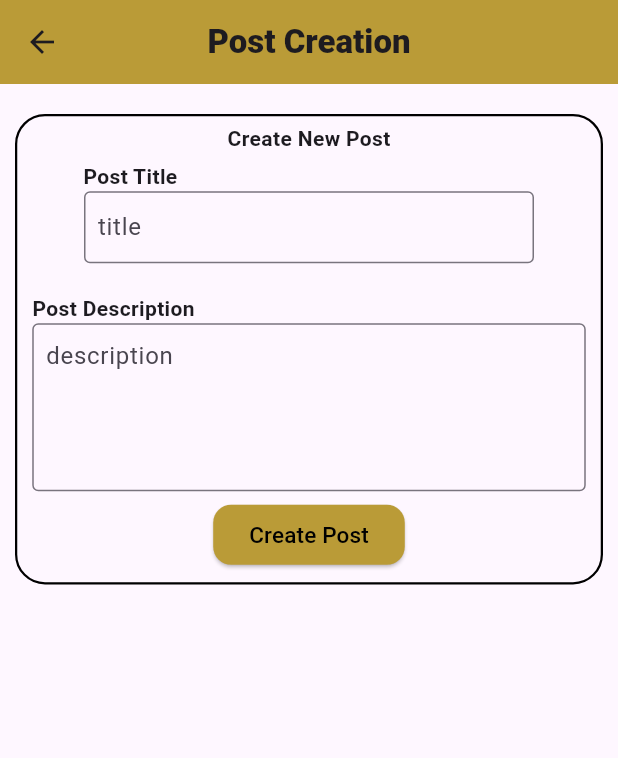
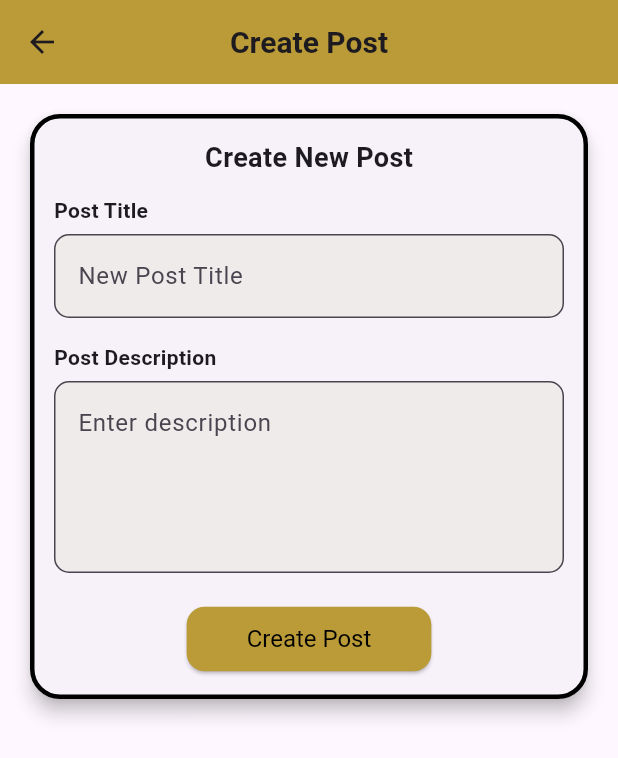
Before and after one commit to ChwaseH55/SD27, a Flutter app: the ForumpostScreen screen opened by its route, after a tap on "+ Create Post", on a phone screen of 412 x 824 dp. Shown: the top 758 px of the screen. Run offline on Flutter 3.47's test engine with Material 3 defaults, Android fonts, the light colour scheme and no system bars; our stand-ins replace carousel_slider, table_calendar; accounts and stored records are empty; network calls fail.

Commit message:
forum + event changes

```diff
--- /dev/null
+++ b/mobile/lib/arguments/postcreateargument.dart
@@ -0,0 +1,7 @@
+class CreateArgument {
+  final bool isUpdate;
+  final int postId;
+  final String title;
+  final String content;
+  CreateArgument(this.isUpdate, this.postId, this.title, this.content);
+}
--- a/mobile/lib/main.dart
+++ b/mobile/lib/main.dart
@@ -60,11 +60,11 @@ class MyApp extends StatelessWidget {
         '/tes': (context) => const DisscusisonpostInfoScreen(),
         '/pro': (context) => const UserProfileScreen(),
         '/calendar': (context) => const TableEventsExample(),
-        '/createPost': (context) => const CreatePost(),
         '/events': (context) => const EventsListScreen(),
-        '/createEvent': (context) => CreateEvent(),
+        '/createEvent': (context) => const CreateEvent(),
         PostsScreenInfo.routeName: (context) => const PostsScreenInfo(),
         EventInfo.routeName: (context) => const EventInfo(),
+        PostCreationForm.routeName: (context) => const PostCreationForm(),
       },
     );
   }
--- a/mobile/lib/providers/forum_info_provider.dart
+++ b/mobile/lib/providers/forum_info_provider.dart
@@ -36,4 +36,11 @@ class PostProvider extends ChangeNotifier {
     _isLoading = false;
     notifyListeners();
   }
+
+  Future<void> deleteReplyAndRefresh(String replyId, String postId) async {
+    await deleteReply(replyId: replyId) ;// Ensure delete completes before fetching
+    await fetchPostDetails(postId);  // Refresh the post data
+    notifyListeners();  // Force UI update
+  }
+
 }
--- a/mobile/lib/screens/event_info.dart
+++ b/mobile/lib/screens/event_info.dart
@@ -16,7 +16,7 @@ class EventInfoScreen extends StatelessWidget {
 class EventInfo extends StatefulWidget {
   const EventInfo({super.key});
 
-  static const routeName = '/extractId';
+  static const routeName = '/extractIdEvent';
 
   @override
   State<EventInfo> createState() => _EventInfo();
--- a/mobile/lib/screens/listofpostsinforum_screen.dart
+++ b/mobile/lib/screens/listofpostsinforum_screen.dart
@@ -1,4 +1,6 @@
+import 'package:coffee_card/arguments/postcreateargument.dart';
 import 'package:coffee_card/providers/forum_provider.dart';
+import 'package:coffee_card/screens/postcreation_screen.dart';
 import 'package:flutter/material.dart';
 import 'package:coffee_card/widgets/post_discussion_widget.dart';
 import 'package:coffee_card/widgets/creationformplus.dart';
@@ -42,7 +44,11 @@ class _ForumpostScreenState extends State<ForumpostScreen> {
               foregroundColor: WidgetStateProperty.all<Color>(Colors.black),
             ),
             onPressed: () async {
-              await Navigator.pushNamed(context, '/createPost');
+              await Navigator.pushNamed(
+                        context,
+                        PostCreationForm.routeName,
+                        arguments: CreateArgument(false, -1, '',''),
+                      );
               // Force refresh after returning from create post screen
               forumProvider.fetchPosts();
             },
--- a/mobile/lib/screens/postcreation_screen.dart
+++ b/mobile/lib/screens/postcreation_screen.dart
@@ -1,81 +1,103 @@
-
 import 'package:coffee_card/api_request/forum_request.dart';
+import 'package:coffee_card/arguments/postcreateargument.dart';
 import 'package:flutter/material.dart';
 
+class PostCreationForm extends StatefulWidget {
+  const PostCreationForm({super.key});
+
+  static const routeName = '/extractIsUpdate';
+
+  @override
+  State<PostCreationForm> createState() => _PostCreationForm();
+}
+
+class _PostCreationForm extends State<PostCreationForm> {
+  @override
+  Widget build(BuildContext context) {
+    return const Scaffold(body: CreatePost());
+  }
+}
+
 class CreatePost extends StatelessWidget {
-
   const CreatePost({super.key});
 
   @override
   Widget build(BuildContext context) {
-    double height = MediaQuery.sizeOf(context).height;
-
     return Scaffold(
       appBar: AppBar(
         title: const Text(
-          'Post Creation',
-          style: TextStyle(fontWeight: FontWeight.w900),
+          'Create Post',
+          style: TextStyle(fontWeight: FontWeight.bold, fontSize: 20),
         ),
         centerTitle: true,
         backgroundColor: const Color.fromRGBO(186, 155, 55, 1),
       ),
-      body:  Padding(
-        padding: const EdgeInsets.only(top:20),
-        child: SizedBox( height: height*0.4, child: const PostCreationWidget(),)
+      body: const Padding(
+        padding: EdgeInsets.all(16.0),
+        child: SingleChildScrollView(child: PostCreationWidget()),
       ),
     );
   }
 }
 
 class PostCreationWidget extends StatelessWidget {
-
-  const PostCreationWidget(
-      {super.key});
+  const PostCreationWidget({super.key});
 
   @override
   Widget build(BuildContext context) {
-    return Padding(
-        padding: const EdgeInsets.only(bottom: 8, left: 5, right: 5),
+    final args = ModalRoute.of(context)!.settings.arguments as CreateArgument;
+    return Card(
+      elevation: 5,
+      shape: RoundedRectangleBorder(
+          side: const BorderSide(color: Colors.black, width: 3),
+          borderRadius: BorderRadius.circular(20)),
       child: Padding(
-            padding: const EdgeInsets.only(bottom: 8, left: 5, right: 5),
-            child: Container(
-                decoration: BoxDecoration(
-                    border: Border.all(color: Colors.black, width: 1.5),
-                    borderRadius: const BorderRadius.all(Radius.circular(20))),
-                child: const Column(
+        padding: const EdgeInsets.all(16.0),
+        child: Column(
           crossAxisAlignment: CrossAxisAlignment.center,
+          mainAxisSize: MainAxisSize.min,
           children: <Widget>[
-                    Padding(
-                      padding: EdgeInsets.only(top: 5),
-                      child: Text('Create New Post',
-                          style: TextStyle(fontWeight: FontWeight.bold))
+            Text(
+              args.isUpdate ? 'Update Post' : 'Create New Post',
+              style: const TextStyle(fontWeight: FontWeight.bold, fontSize: 18),
             ),
-                    MyCustomForm()
+            const SizedBox(height: 12),
+            const PostForm(),
           ],
-                ))));
+        ),
+      ),
+    );
   }
 }
 
-// Define a custom Form widget.
-class MyCustomForm extends StatefulWidget {
-  const MyCustomForm({super.key});
+class PostForm extends StatefulWidget {
+  const PostForm({super.key});
 
   @override
-  State<MyCustomForm> createState() => _MyCustomFormState();
+  State<PostForm> createState() => _PostForm();
 }
 
-// Define a corresponding State class.
-// This class holds data related to the Form.
-class _MyCustomFormState extends State<MyCustomForm> {
-  // Create a text controller and use it to retrieve the current value
-  // of the TextField.
+class _PostForm extends State<PostForm> {
   final titleController = TextEditingController();
   final descriptionController = TextEditingController();
+  CreateArgument? args; // Store argument for use in initState
+
+  @override
+  void didChangeDependencies() {
+    super.didChangeDependencies();
+
+    // Retrieve arguments only once
+    final CreateArgument? receivedArgs =
+        ModalRoute.of(context)?.settings.arguments as CreateArgument?;
+    if (receivedArgs != null) {
+      args = receivedArgs;
+      titleController.text = args!.isUpdate ? args!.title : "";
+      descriptionController.text = args!.isUpdate ? args!.content : "";
+    }
+  }
 
   @override
   void dispose() {
-    // Clean up the controller when the widget is removed from the widget tree.
-    // This also removes the _printLatestValue listener.
     titleController.dispose();
     descriptionController.dispose();
     super.dispose();
@@ -83,77 +105,73 @@ class _MyCustomFormState extends State<MyCustomForm> {
 
   @override
   Widget build(BuildContext context) {
-    return Padding(
-        padding: const EdgeInsets.only(top: 5,left: 10,right: 10,bottom: 10),
-        child: Column(
-        children: <Widget>[const Align(
-          alignment: Alignment.centerLeft,
-          child: Padding(
-            padding: EdgeInsets.only(left: 34),
-            child: Text('Post Title',
-                            style: TextStyle(fontWeight: FontWeight.bold))
-          )
+    return Column(
+      crossAxisAlignment: CrossAxisAlignment.start,
+      children: <Widget>[
+        const Text(
+          'Post Title',
+          style: TextStyle(fontWeight: FontWeight.bold),
         ),
-
-          Padding(
-              padding: const EdgeInsets.only(bottom: 20),
-              child: SizedBox(
-                  width: 300,
-                  child: TextField(
+        const SizedBox(height: 6),
+        TextField(
           controller: titleController,
-                    decoration: const InputDecoration(
-                      contentPadding: EdgeInsets.symmetric(
-                        vertical: 10.0,
-                        horizontal: 5.0,
+          decoration: InputDecoration(
+            hintText: args!.isUpdate ? 'Enter title' : 'New Post Title',
+            border: OutlineInputBorder(
+              borderRadius: BorderRadius.circular(10),
             ),
-                      border: OutlineInputBorder(),
-                      hintText: 'title',
+            filled: true,
+            fillColor: const Color.fromARGB(255, 240, 235, 235),
           ),
-                  ))),
-                  const Align(
-          alignment: Alignment.centerLeft,
-          child: Text('Post Description',
-                          style: TextStyle(fontWeight: FontWeight.bold))
         ),
-          SingleChildScrollView(
-            child: SizedBox(
-                child: Align(
-                    alignment: Alignment.topLeft,
-                    child: TextField(
-                      maxLines: 3, // Allow the text box to have multiple lines
-                      textAlignVertical: TextAlignVertical.top,
+        const SizedBox(height: 16),
+        const Text(
+          'Post Description',
+          style: TextStyle(fontWeight: FontWeight.bold),
+        ),
+        const SizedBox(height: 6),
+        TextField(
           controller: descriptionController,
-                      decoration: const InputDecoration(
-                        contentPadding: EdgeInsets.only(
-                            top: 10, bottom: 30, left: 5, right: 5),
-                        border: OutlineInputBorder(),
-                        hintText: 'description',
+          maxLines: 4,
+          decoration: InputDecoration(
+            hintText: 'Enter description',
+            border: OutlineInputBorder(
+              borderRadius: BorderRadius.circular(10),
             ),
-                    ))),
+            filled: true,
+            fillColor: const Color.fromARGB(255, 240, 235, 235),
           ),
-          Padding(
-            padding: const EdgeInsets.only(top: 5),
+        ),
+        const SizedBox(height: 20),
+        Center(
           child: ElevatedButton(
             onPressed: () {
-                createPost(title: titleController.text, content: descriptionController.text, userId: '1');
+              if (args!.isUpdate) {
+                updatePost(
+                    postId: args!.postId.toString(),
+                    title: titleController.text,
+                    content: descriptionController.text);
+              } else {
+                createPost(
+                    title: titleController.text,
+                    content: descriptionController.text,
+                    userId: '2');
+              }
               Navigator.pushNamed(context, '/pos');
             },
             style: ElevatedButton.styleFrom(
               backgroundColor: const Color.fromRGBO(186, 155, 55, 1),
               shape: RoundedRectangleBorder(
-                  borderRadius:
-                      BorderRadius.circular(12), // Change this value as needed
+                borderRadius: BorderRadius.circular(12),
+              ),
+              padding: const EdgeInsets.symmetric(horizontal: 40, vertical: 12),
+              textStyle: const TextStyle(fontSize: 16),
+            ),
+            child: Text(args!.isUpdate ? 'Update' : 'Create Post',
+                style: const TextStyle(color: Colors.black)),
           ),
         ),
-              child: const Text(
-                'Create Post',
-                style: TextStyle(
-                  fontSize: 15,
-                  color: Colors.black,
-                ),
-              ),
-            )
-          )
-        ]));
+      ],
+    );
   }
 }
```
Also changed, not shown: mobile/lib/api_request/forum_request.dart (+4 -4 lines), mobile/lib/screens/disscusisonpost_info.dart (+8 -5 lines), mobile/lib/widgets/commentchange_widget.dart (+38 -17 lines), mobile/lib/widgets/events_widgets.dart (+35 -15 lines), mobile/lib/widgets/post_discussion_widget.dart (+26 -10 lines), mobile/lib/widgets/postinfo_widget.dart (+94 -70 lines), mobile/lib/widgets/reply_widget.dart (+99 -50 lines). Lines whose indentation alone changed are shown as unchanged.
